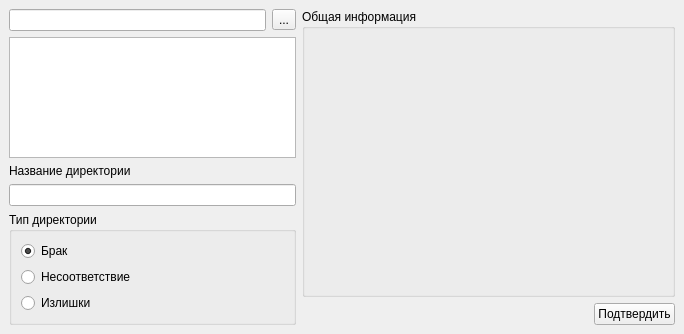
Before: the Qt Designer form mainwindow.ui in The-Zealot/WBFolderManager, drawn with Qt 5.
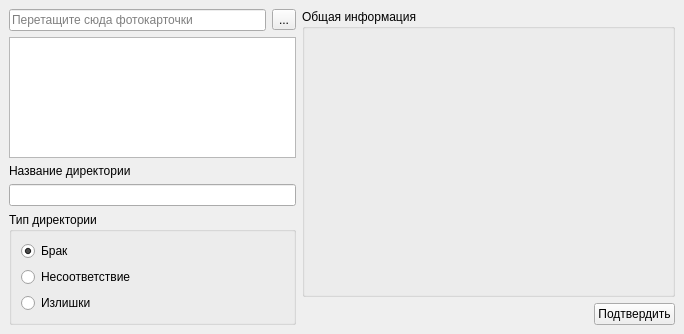
After: the same form once the commit is applied.

What changed in the file:
```diff
--- a/mainwindow.ui
+++ b/mainwindow.ui
@@ -29,7 +29,11 @@
         <item>
          <layout class="QHBoxLayout" name="horizontalLayout">
           <item>
-           <widget class="QLineEdit" name="editPhotoPath"/>
+           <widget class="QLineEdit" name="editPhotoPath">
+            <property name="placeholderText">
+             <string>Перетащите сюда фотокарточки</string>
+            </property>
+           </widget>
           </item>
           <item>
            <widget class="QToolButton" name="buttonBrowse">
```
Left out of the diff: 3 changed lines with no effect on the pictures.
